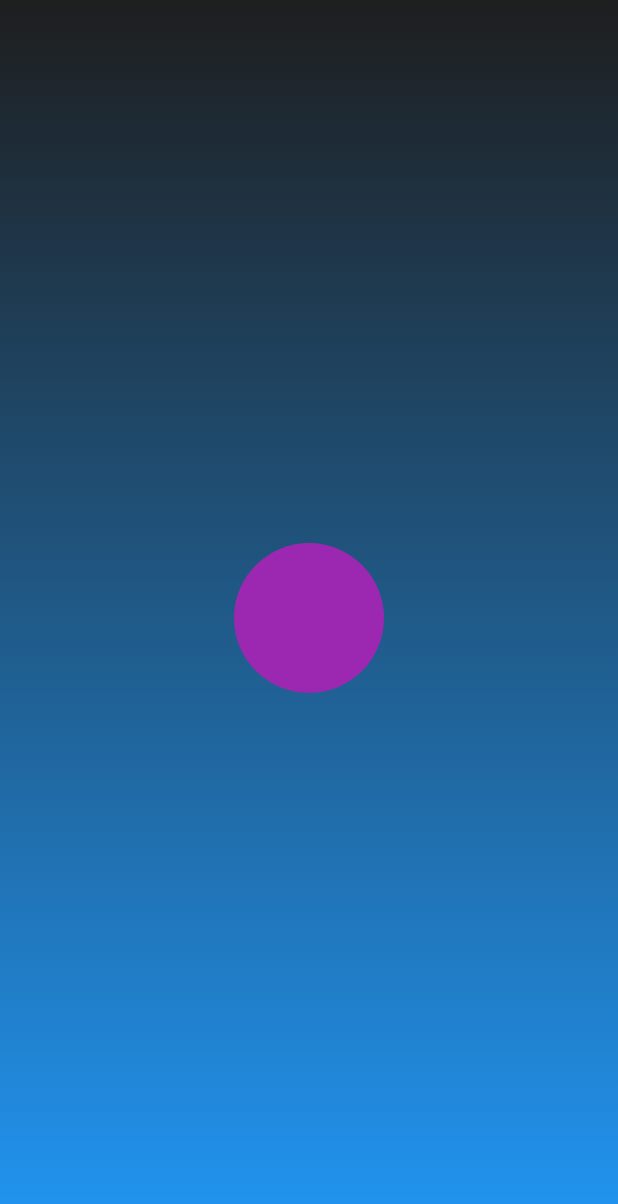
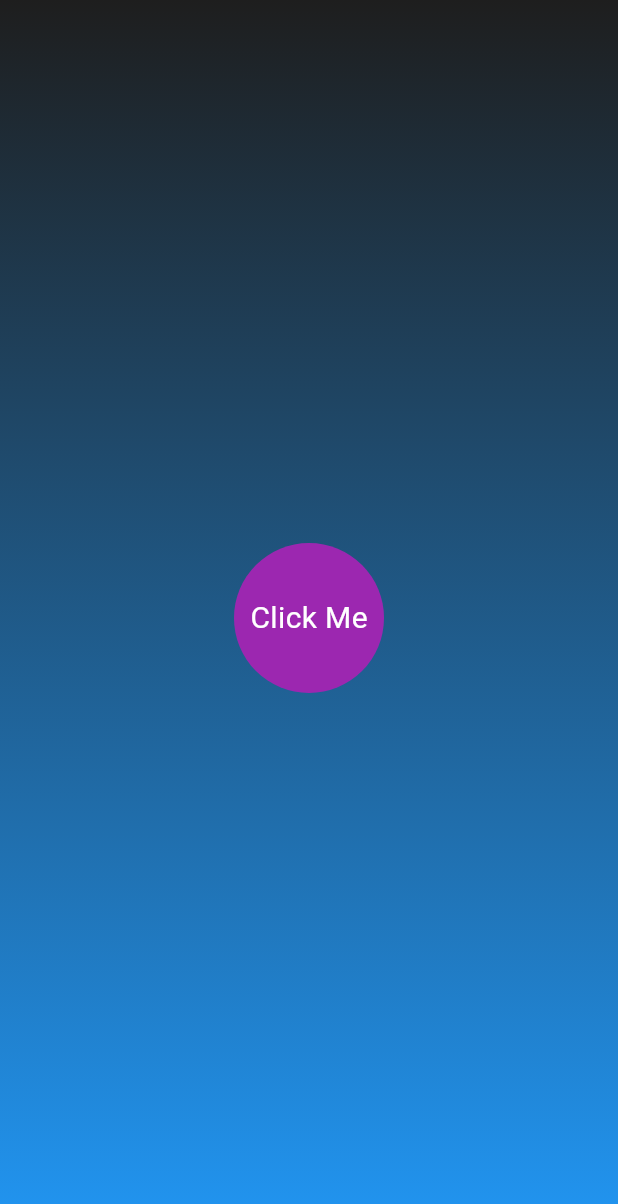
Before and after one commit to Yasitha-Bhanuka/animiya, a Flutter app: the screen it shows after launch, on a phone screen of 412 x 824 dp. Shown: the top 1204 px of the screen. Run offline on Flutter 3.47's test engine with Material 3 defaults, Android fonts, the phone set to English and light mode, and no system bars.

Commit message:
Input the text into the animatedContainer widget as a text child widget

```diff
--- a/lib/pages/home_page.dart
+++ b/lib/pages/home_page.dart
@@ -14,14 +14,12 @@ class _HomePageState extends State<HomePage> {
   Widget build(BuildContext context) {
     return SafeArea(
       child: Scaffold(
-        body: Container(
-          child: Stack(
-            clipBehavior: Clip.none,
-            children: <Widget>[
-              _pageBackground(),
-              _circularAnimation(),
-            ],
-          ),
+        body: Stack(
+          clipBehavior: Clip.none,
+          children: <Widget>[
+            _pageBackground(),
+            _circularAnimation(),
+          ],
         ),
       ),
     );
@@ -53,11 +51,21 @@ class _HomePageState extends State<HomePage> {
         child: AnimatedContainer(
           width: _buttonRadius,
           height: _buttonRadius,
+          curve: Curves.slowMiddle,
           decoration: BoxDecoration(
             borderRadius: BorderRadius.circular(_buttonRadius),
             color: Colors.purple,
           ),
-          duration: const Duration(seconds: 2),
+          duration: const Duration(seconds: 1),
+          child: const Center(
+            child: Text(
+              'Click Me',
+              style: TextStyle(
+                color: Colors.white,
+                fontSize: 20,
+              ),
+            ),
+          ),
         ),
       ),
     );
```
